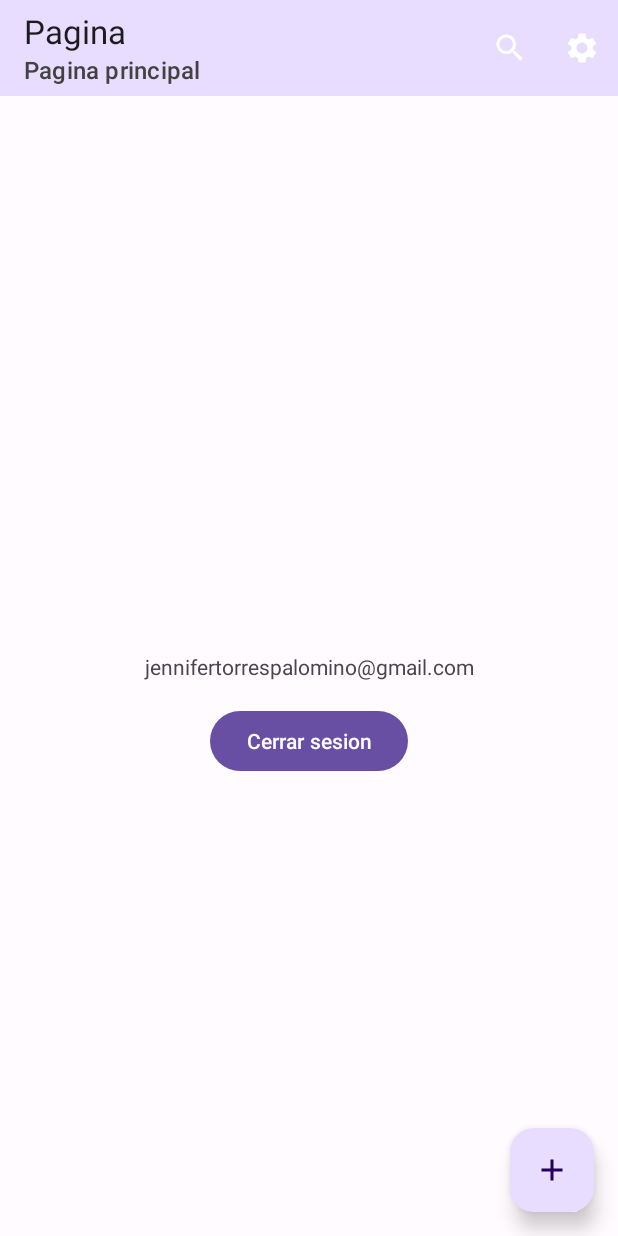
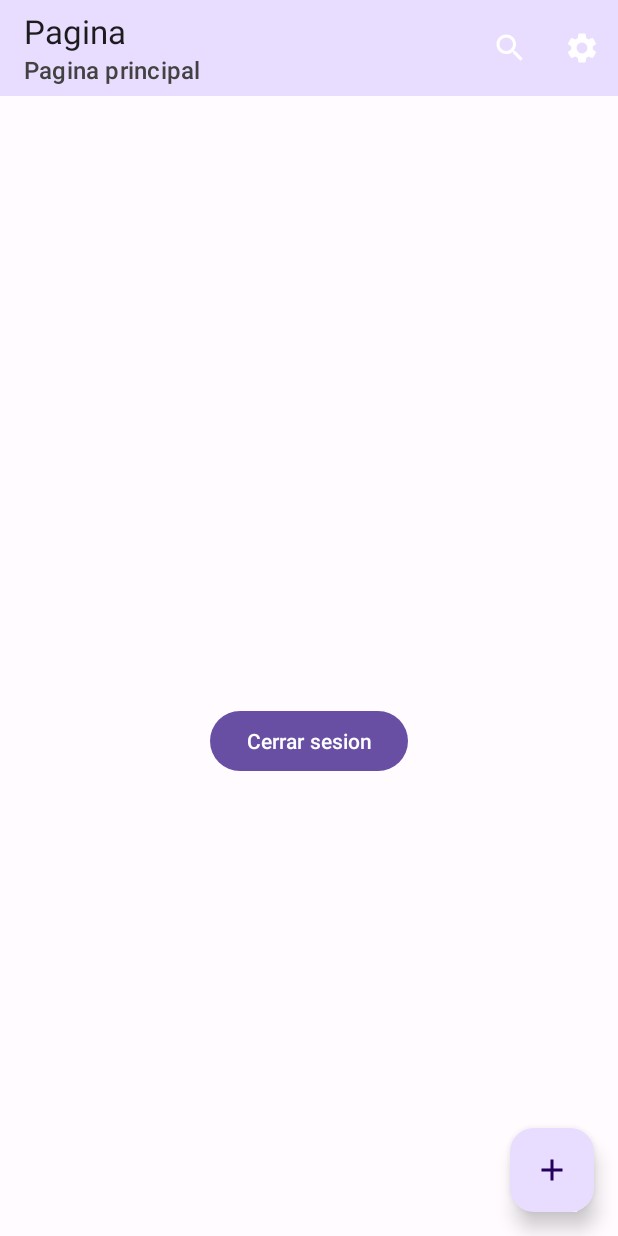
Before and after one commit to Jhieyme/PlayZoomAndroid, an Android app: the PrincipalActivity screen opened directly, with no data from a screen before it, on a phone screen of 412 x 824 dp. Run offline under Robolectric (Android 15) with nearby library versions, the phone set to English and light mode, and no system bars.

Commit message:
Nueva actualización

```diff
--- a/app/src/main/java/com/jennifer/playzoom/PrincipalActivity.java
+++ b/app/src/main/java/com/jennifer/playzoom/PrincipalActivity.java
@@ -29,6 +29,7 @@ public class PrincipalActivity extends AppCompatActivity {
         setSupportActionBar(binding.tbPlayzoom);
         Intent getIntent = getIntent();
         email = getIntent.getStringExtra(EMAIL);
+        binding.txtEmail.setText(email);
     }
 
 
```
